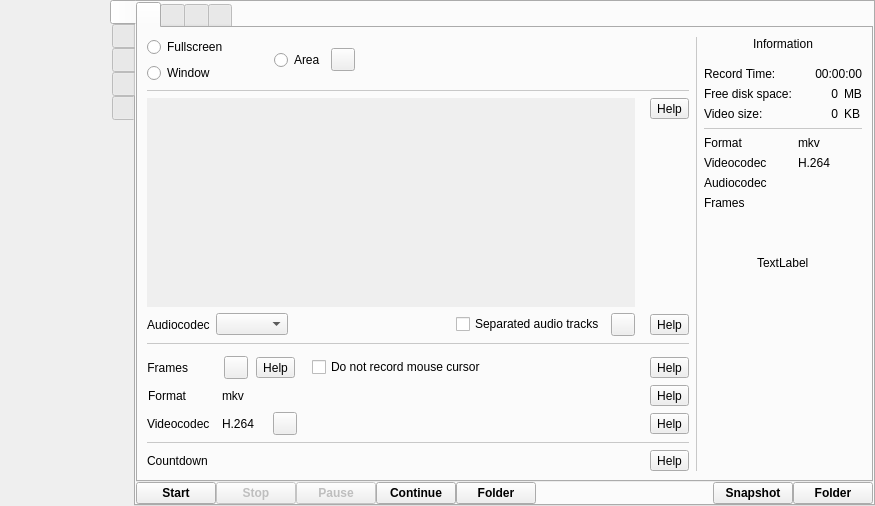
First picture: the form in src/wayland/formMainWindow_wl.ui, repository vkohaupt/vokoscreenNG, before the edit.
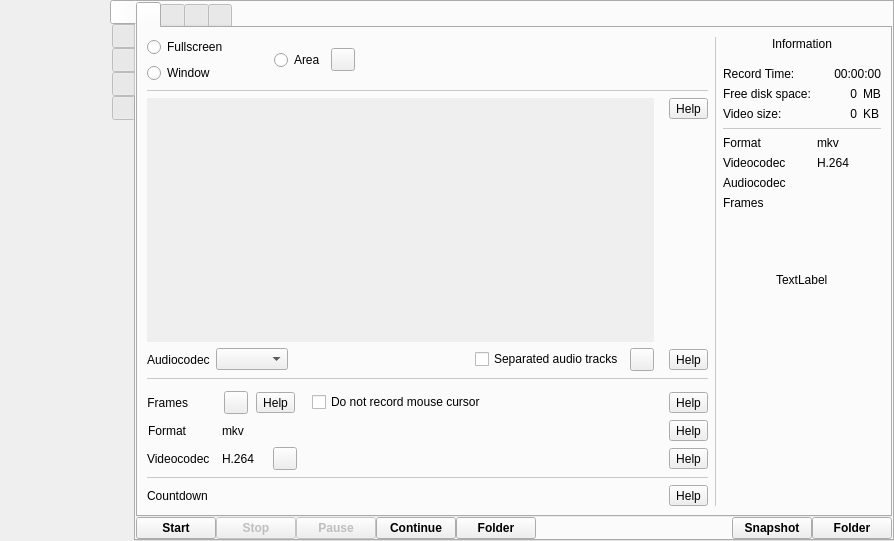
Second picture: the form after the edit. The open tabs and pages were chosen to show the change. Icons and pictures are not drawn.

```diff
--- a/src/wayland/formMainWindow_wl.ui
+++ b/src/wayland/formMainWindow_wl.ui
@@ -6,8 +6,8 @@
    <rect>
     <x>0</x>
     <y>0</y>
-    <width>875</width>
-    <height>506</height>
+    <width>894</width>
+    <height>541</height>
    </rect>
   </property>
   <property name="windowTitle">
@@ -461,8 +461,8 @@
                          <rect>
                           <x>0</x>
                           <y>0</y>
-                          <width>426</width>
-                          <height>76</height>
+                          <width>445</width>
+                          <height>93</height>
                          </rect>
                         </property>
                         <property name="accessibleName">
```
Left out of the diff: 8 changed lines with no effect on the pictures.
